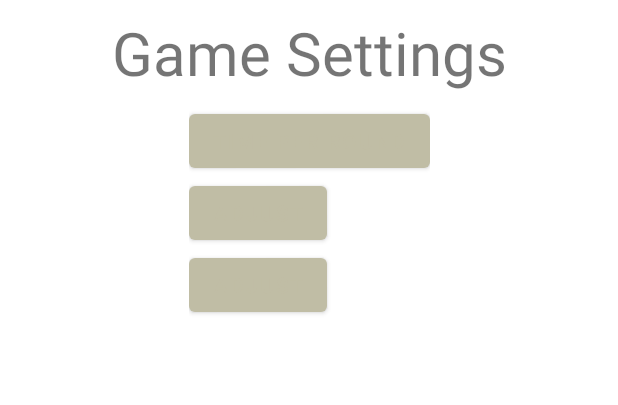
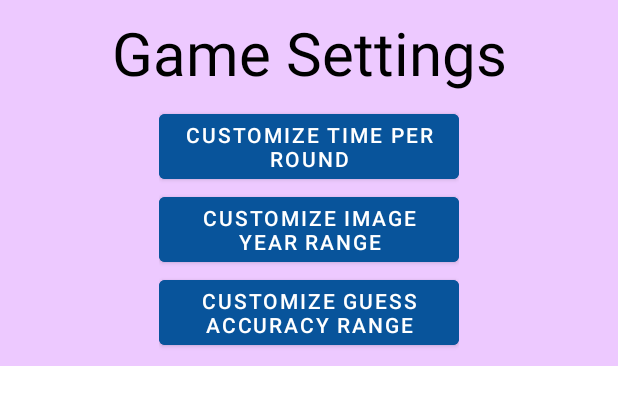
Before and after one commit to shadmanh123/GuessTheEra, an Android app: the layout game_settings_dialog.xml on its own in the app's theme, with its tools: preview values and no code run, on a phone screen of 412 x 824 dp. Shown: the top 405 px of the screen. Run offline under Robolectric (Android 15) with nearby library versions, the phone set to English and light mode, and no system bars.

Commit message:
Created the game_settings_dialog.xml

```diff
--- a/GuessTheEra/app/src/main/java/group10/com/guesstheera/mainview/GameSettingsDialogFragment.kt
+++ b/GuessTheEra/app/src/main/java/group10/com/guesstheera/mainview/GameSettingsDialogFragment.kt
@@ -23,7 +23,9 @@ class GameSettingsDialogFragment : DialogFragment() {
 //    private var _binding: FragmentGameSettingsBinding? = null
 //    private val binding get() = _binding!!
     private lateinit var view: View
-
+    private lateinit var timerButton: Button
+    private lateinit var imageYearRangeButton: Button
+    private lateinit var guessAccuracyRangeButton: Button
     companion object{
         fun newInstance(): GameSettingsDialogFragment{
             val fragment = GameSettingsDialogFragment()
@@ -35,7 +37,17 @@ class GameSettingsDialogFragment : DialogFragment() {
         val builder = Builder(requireActivity())
         view = requireActivity().layoutInflater.inflate(R.layout.game_settings_dialog, null)
         builder.setView(view)
+        timerButton = view.findViewById(R.id.timeAdjustBtn)
+        imageYearRangeButton = view.findViewById(R.id.imageAdjustBtn)
+        guessAccuracyRangeButton = view.findViewById(R.id.guessAdjustBtn)
+        timerButton.setOnClickListener {
+            adjustTimer()
+        }
         return builder.create()
+    }
+
+    private fun adjustTimer() {
+        TODO("Not yet implemented")
     }
 //    override fun onCreateView(
 //        inflater: LayoutInflater,
--- a/GuessTheEra/app/src/main/res/layout/game_settings_dialog.xml
+++ b/GuessTheEra/app/src/main/res/layout/game_settings_dialog.xml
@@ -1,10 +1,10 @@
 <?xml version="1.0" encoding="utf-8"?>
-<androidx.constraintlayout.widget.ConstraintLayout
-    xmlns:android="http://schemas.android.com/apk/res/android"
+<androidx.constraintlayout.widget.ConstraintLayout xmlns:android="http://schemas.android.com/apk/res/android"
     xmlns:app="http://schemas.android.com/apk/res-auto"
     xmlns:tools="http://schemas.android.com/tools"
     android:layout_width="match_parent"
-    android:layout_height="match_parent"
+    android:layout_height="wrap_content"
+    android:background="@color/mauve"
     tools:context=".mainview.GameSettingsDialogFragment">
 
     <TextView
@@ -16,6 +16,7 @@
         android:layout_marginEnd="8dp"
         android:text="@string/game_settings"
         android:textSize="40dp"
+        android:textColor="@color/black"
         app:layout_constraintEnd_toEndOf="parent"
         app:layout_constraintStart_toStartOf="parent"
         app:layout_constraintTop_toTopOf="parent" />
@@ -26,31 +27,39 @@
         android:layout_marginStart="8dp"
         android:layout_marginTop="8dp"
         android:layout_marginEnd="8dp"
+        android:layout_marginBottom="8dp"
         android:orientation="vertical"
+        app:layout_constraintBottom_toBottomOf="parent"
         app:layout_constraintEnd_toEndOf="parent"
         app:layout_constraintStart_toStartOf="parent"
         app:layout_constraintTop_toBottomOf="@+id/gameSetting">
 
         <Button
             android:id="@+id/timeAdjustBtn"
-            android:layout_width="wrap_content"
+            android:layout_width="200dp"
             android:layout_height="wrap_content"
-            android:text="@string/time_per_round" />
+            android:backgroundTint="@color/yinmin_blue"
+            android:text="@string/time_per_round"
+            android:textColor="@color/white" />
 
         <Button
             android:id="@+id/imageAdjustBtn"
-            android:layout_width="wrap_content"
+            android:layout_width="200dp"
             android:layout_height="wrap_content"
             android:layout_weight="1"
-            android:text="@string/adjust" />
+            android:backgroundTint="@color/yinmin_blue"
+            android:text="@string/image_year_range"
+            android:textColor="@color/white" />
 
         <Button
             android:id="@+id/guessAdjustBtn"
-            android:layout_width="wrap_content"
+            android:layout_width="200dp"
             android:layout_height="wrap_content"
             android:layout_weight="1"
+            android:backgroundTint="@color/yinmin_blue"
             android:onClick="showGuessAccuracyDialog"
-            android:text="@string/adjust" />
+            android:text="@string/guess_accuracy_range"
+            android:textColor="@color/white" />
 
     </LinearLayout>
 </androidx.constraintlayout.widget.ConstraintLayout>
--- a/GuessTheEra/app/src/main/res/values/strings.xml
+++ b/GuessTheEra/app/src/main/res/values/strings.xml
@@ -26,8 +26,8 @@
     <string name="something" />
     <string name="cancel">Cancel</string>
     <string name="confirm">Confirm</string>
-    <string name="time_per_round">Time Per Round</string>
-    <string name="image_year_range">Image Year Range</string>
+    <string name="time_per_round">Customize Time Per Round</string>
+    <string name="image_year_range">Customize Image Year Range</string>
     <string name="adjust">Adjust</string>
-    <string name="guess_accuracy_range">Guess Accuracy Range</string>
+    <string name="guess_accuracy_range">Customize Guess Accuracy Range</string>
 </resources>
```
